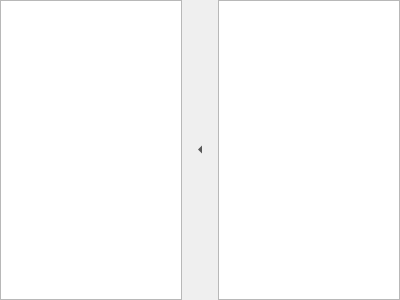
This is src/corelayers/servicechooser/servicechooserwidget.ui in euroelessar/qutim as Qt 5 draws it before an edit. The edited form follows.
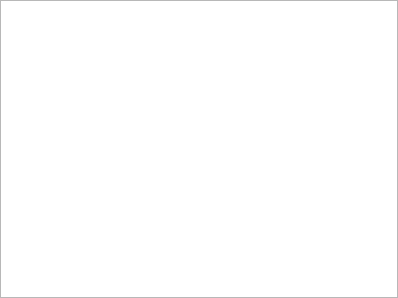
This is the edited form.

Commit message: Modified service shooser

Diff of the .ui file:
```diff
--- a/src/corelayers/servicechooser/servicechooserwidget.ui
+++ b/src/corelayers/servicechooser/servicechooserwidget.ui
@@ -6,8 +6,8 @@
    <rect>
     <x>0</x>
     <y>0</y>
-    <width>400</width>
-    <height>300</height>
+    <width>398</width>
+    <height>298</height>
    </rect>
   </property>
   <property name="windowTitle">
@@ -17,62 +17,19 @@
    <property name="margin">
     <number>0</number>
    </property>
-   <item row="0" column="1">
-    <widget class="QToolButton" name="toolButton">
-     <property name="sizePolicy">
-      <sizepolicy hsizetype="Fixed" vsizetype="Fixed">
-       <horstretch>0</horstretch>
-       <verstretch>0</verstretch>
-      </sizepolicy>
-     </property>
-     <property name="text">
-      <string>...</string>
-     </property>
-     <property name="autoRaise">
-      <bool>true</bool>
-     </property>
-     <property name="arrowType">
-      <enum>Qt::LeftArrow</enum>
-     </property>
-    </widget>
-   </item>
-   <item row="0" column="2">
-    <widget class="QTextBrowser" name="serviceInfo"/>
-   </item>
    <item row="0" column="0">
     <widget class="QTreeView" name="treeView">
-     <property name="editTriggers">
-      <set>QAbstractItemView::NoEditTriggers</set>
-     </property>
-     <property name="alternatingRowColors">
-      <bool>true</bool>
-     </property>
      <property name="iconSize">
       <size>
        <width>32</width>
        <height>32</height>
       </size>
      </property>
-     <property name="autoExpandDelay">
-      <number>0</number>
-     </property>
-     <property name="rootIsDecorated">
-      <bool>true</bool>
-     </property>
      <property name="animated">
       <bool>true</bool>
      </property>
-     <property name="wordWrap">
-      <bool>true</bool>
-     </property>
-     <property name="headerHidden">
-      <bool>true</bool>
-     </property>
-     <attribute name="headerDefaultSectionSize">
-      <number>0</number>
-     </attribute>
-     <attribute name="headerDefaultSectionSize">
-      <number>0</number>
+     <attribute name="headerVisible">
+      <bool>false</bool>
      </attribute>
     </widget>
    </item>
```
The commit also changes 9 other files.
